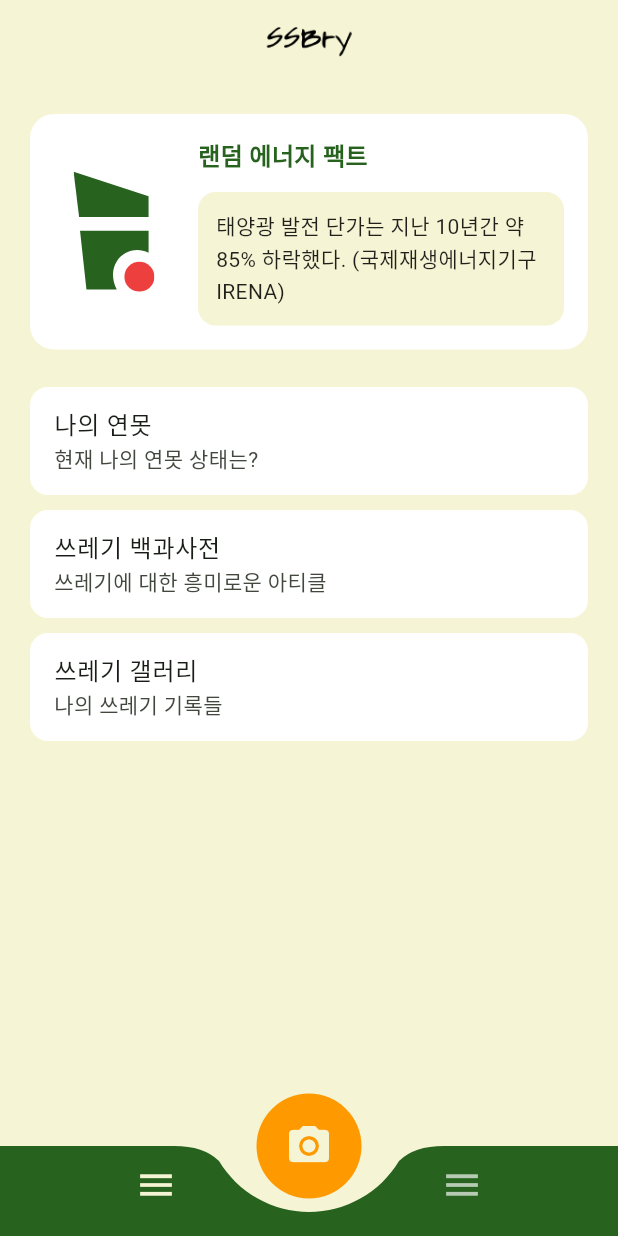
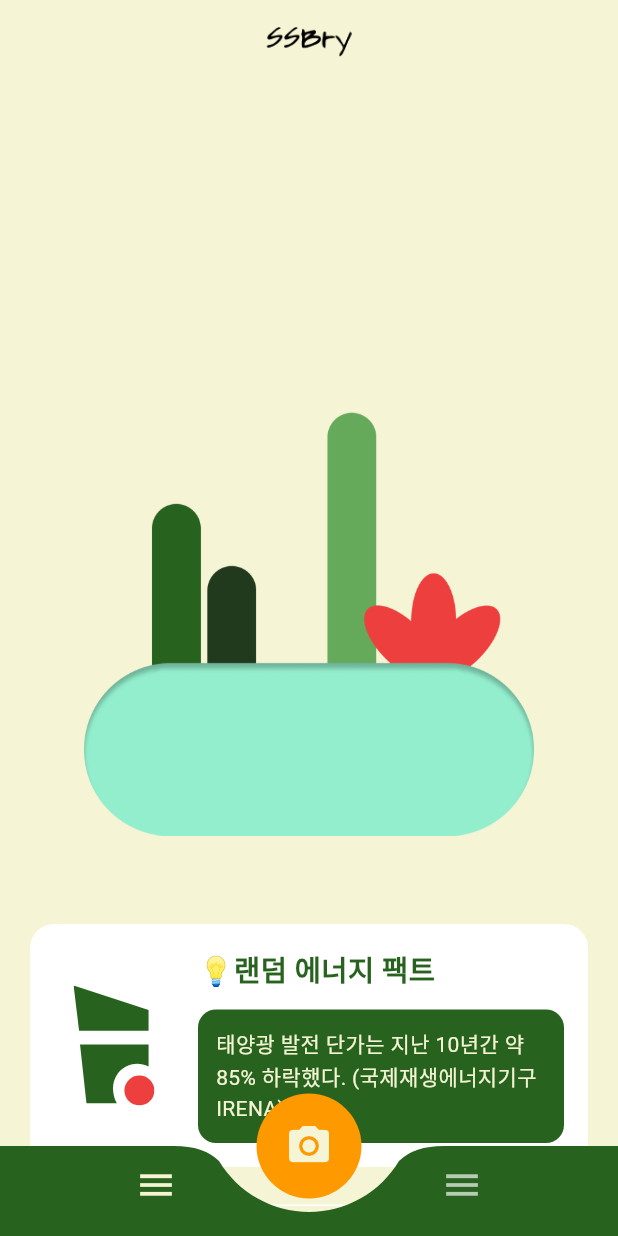
Before and after one commit to Q5dis/SSbryApp, a Flutter app: the screen it shows after launch, on a phone screen of 412 x 824 dp. Run offline on Flutter 3.47's test engine with Material 3 defaults, Android fonts, the light colour scheme and no system bars; our stand-ins replace flutter_svg, image_picker; missing offline and left inert: onnxruntime.

Commit message:
1015 owk

```diff
--- a/lib/screens/home_screen.dart
+++ b/lib/screens/home_screen.dart
@@ -43,8 +43,12 @@
       body: Container(
         padding: const EdgeInsets.all(20),
         color: const Color(0xFFF5F4D4),
+        child: SingleChildScrollView(
           child: Column(
             children: [
+              const SizedBox(height: 190),
+              Image.asset('assets/images/pond_good.png', width: 300, height: 300,),
+              const SizedBox(height: 50),
               // 랜덤 팩트 섹션
               Container(
                 padding: const EdgeInsets.all(16),
@@ -66,9 +70,9 @@
                         crossAxisAlignment: CrossAxisAlignment.start,
                         children: [
                           const Text(
-                          '랜덤 에너지 팩트',
+                            '💡랜덤 에너지 팩트',
                             style: TextStyle(
-                            fontSize: 16,
+                              fontSize: 19,
                               fontWeight: FontWeight.bold,
                               color: Color(0xFF27631F),
                             ),
@@ -79,7 +83,7 @@
                             child: Container(
                               padding: const EdgeInsets.all(12),
                               decoration: BoxDecoration(
-                              color: const Color(0xFFF5F4D4),
+                                color: const Color(0xFF27631F),
                                 borderRadius: BorderRadius.circular(12),
                               ),
                               child: Text(
@@ -87,7 +91,7 @@
                                 style: const TextStyle(
                                   fontSize: 14,
                                   height: 1.5,
-                                color: Colors.black87,
+                                  color: Color(0xFFF5F4D4),
                                 ),
                                 textAlign: TextAlign.left,
                               ),
@@ -101,8 +105,9 @@
               ),
               const SizedBox(height: 20),
               // 기존 리스트
-            Expanded(
-              child: ListView.builder(
+              ListView.builder(
+                shrinkWrap: true,
+                physics: const NeverScrollableScrollPhysics(),
                 padding: const EdgeInsets.all(0),
                 itemCount: posts.length,
                 itemBuilder: (context, index) {
@@ -112,9 +117,20 @@
                     color: Colors.white,
                     elevation: 0,
                     child: ListTile(
-                      title: Text(post['title']!),
+                      title: Text(
+                        post['title']!,
+                        style: const TextStyle(
+                          fontWeight: FontWeight.bold,
+                          fontSize: 16,
+                          color: Colors.black,
+                        ),
+                      ),
                       subtitle: Text(
                         post['content']!,
+                        style: const TextStyle(
+                          fontSize: 12,
+                          color: Colors.grey,
+                        ),
                         maxLines: 1,
                         overflow: TextOverflow.ellipsis,
                       ),
@@ -147,8 +163,9 @@
                   );
                 },
               ),
+              const SizedBox(height: 100), // ✅ 카드 아래 빈 공간 추가
+            ],
           ),
-          ],
         ),
       ),
     );
--- a/pubspec.yaml
+++ b/pubspec.yaml
@@ -68,6 +68,8 @@
     - assets/images/icon.png
     - assets/models/best_waste_model.onnx
     - assets/images/textlogo.png
+    - assets/images/pond_good.png
+    - assets/images/pond_evil.png
 
   # The following line ensures that the Material Icons font is
   # included with your application, so that you can use the icons in
```
Also changed, not shown: assets/images/pond_evil.png (added), assets/images/pond_good.png (added). Lines whose indentation alone changed are shown as unchanged.
